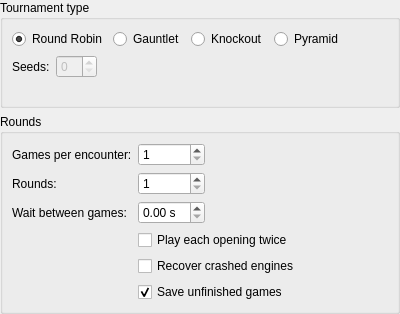
Above: projects/gui/ui/tournamentsettingswidget.ui from cutechess/cutechess before the change. Below: the same form after it.
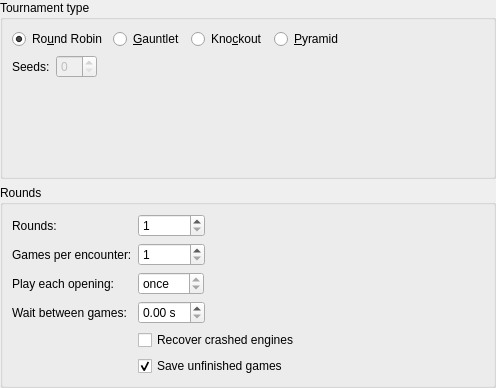
That is the form after the change. Custom widgets are drawn as their Qt base class.

Commit message:
Extend repetition settings
Feature implemented by @alwey in PR https://github.com/cutechess/cutechess/pull/506
Modifications by @ilaripih:

* Fix possible division by zero
* Fix possible infinite loop
* Remove hard dependency between GameRepetitionSpinBox and the other spin boxes.

What changed in the file:
```diff
--- a/projects/gui/ui/tournamentsettingswidget.ui
+++ b/projects/gui/ui/tournamentsettingswidget.ui
@@ -6,8 +6,8 @@
    <rect>
     <x>0</x>
     <y>0</y>
-    <width>400</width>
-    <height>314</height>
+    <width>496</width>
+    <height>388</height>
    </rect>
   </property>
   <property name="windowTitle">
@@ -40,7 +40,7 @@
            <string>Round-robin tournament</string>
           </property>
           <property name="text">
-           <string>Round Robin</string>
+           <string>Ro&amp;und Robin</string>
           </property>
           <property name="checked">
            <bool>true</bool>
@@ -53,7 +53,7 @@
            <string>First engine plays against the rest</string>
           </property>
           <property name="text">
-           <string>Gauntlet</string>
+           <string>&amp;Gauntlet</string>
           </property>
          </widget>
         </item>
@@ -63,7 +63,7 @@
            <string>Single-elimination tournament</string>
           </property>
           <property name="text">
-           <string>Knockout</string>
+           <string>Kno&amp;ckout</string>
           </property>
          </widget>
         </item>
@@ -73,7 +73,7 @@
            <string>Every engine plays against all of its predecessors</string>
           </property>
           <property name="text">
-           <string>Pyramid</string>
+           <string>&amp;Pyramid</string>
           </property>
          </widget>
         </item>
@@ -132,26 +132,6 @@
        <enum>QFormLayout::ExpandingFieldsGrow</enum>
       </property>
       <item row="0" column="0">
-       <widget class="QLabel" name="label">
-        <property name="text">
-         <string>Games per encounter:</string>
-        </property>
-        <property name="buddy">
-         <cstring>m_gamesPerEncounterSpin</cstring>
-        </property>
-       </widget>
-      </item>
-      <item row="0" column="1">
-       <widget class="QSpinBox" name="m_gamesPerEncounterSpin">
-        <property name="minimum">
-         <number>1</number>
-        </property>
-        <property name="maximum">
-         <number>999999</number>
-        </property>
-       </widget>
-      </item>
-      <item row="1" column="0">
        <widget class="QLabel" name="label_2">
         <property name="text">
          <string>Rounds:</string>
@@ -161,7 +141,7 @@
         </property>
        </widget>
       </item>
-      <item row="1" column="1">
+      <item row="0" column="1">
        <widget class="QSpinBox" name="m_roundsSpin">
         <property name="minimum">
          <number>1</number>
@@ -171,7 +151,56 @@
         </property>
        </widget>
       </item>
+      <item row="1" column="0">
+       <widget class="QLabel" name="label">
+        <property name="text">
+         <string>Games per encounter:</string>
+        </property>
+        <property name="buddy">
+         <cstring>m_gamesPerEncounterSpin</cstring>
+        </property>
+       </widget>
+      </item>
+      <item row="1" column="1">
+       <widget class="QSpinBox" name="m_gamesPerEncounterSpin">
+        <property name="minimum">
+         <number>1</number>
+        </property>
+        <property name="maximum">
+         <number>999999</number>
+        </property>
+       </widget>
+      </item>
       <item row="2" column="0">
+       <widget class="QLabel" name="label_5">
+        <property name="text">
+         <string>Play each opening:</string>
+        </property>
+       </widget>
+      </item>
+      <item row="2" column="1">
+       <widget class="GameRepetitionSpinBox" name="m_repeatSpin">
+        <property name="toolTip">
+         <string>Depends on &quot;games per encounter&quot;</string>
+        </property>
+        <property name="toolTipDuration">
+         <number>-1</number>
+        </property>
+        <property name="specialValueText">
+         <string>once</string>
+        </property>
+        <property name="suffix">
+         <string> times</string>
+        </property>
+        <property name="minimum">
+         <number>1</number>
+        </property>
+        <property name="maximum">
+         <number>1</number>
+        </property>
+       </widget>
+      </item>
+      <item row="3" column="0">
        <widget class="QLabel" name="label_3">
         <property name="text">
          <string>Wait between games:</string>
@@ -181,20 +210,13 @@
         </property>
        </widget>
       </item>
-      <item row="2" column="1">
+      <item row="3" column="1">
        <widget class="QDoubleSpinBox" name="m_waitSpin">
         <property name="suffix">
          <string> s</string>
         </property>
        </widget>
       </item>
-      <item row="3" column="1">
-       <widget class="QCheckBox" name="m_repeatCheck">
-        <property name="text">
-         <string>Play each opening twice</string>
-        </property>
-       </widget>
-      </item>
       <item row="4" column="1">
        <widget class="QCheckBox" name="m_recoverCheck">
         <property name="toolTip">
@@ -220,6 +242,13 @@
    </item>
   </layout>
  </widget>
+ <customwidgets>
+  <customwidget>
+   <class>GameRepetitionSpinBox</class>
+   <extends>QSpinBox</extends>
+   <header>src/gamerepetitionspinbox.h</header>
+  </customwidget>
+ </customwidgets>
  <resources/>
  <connections/>
 </ui>
```
Left out of the diff: 15 changed lines with no effect on the pictures. The commit also changes 6 other files.
